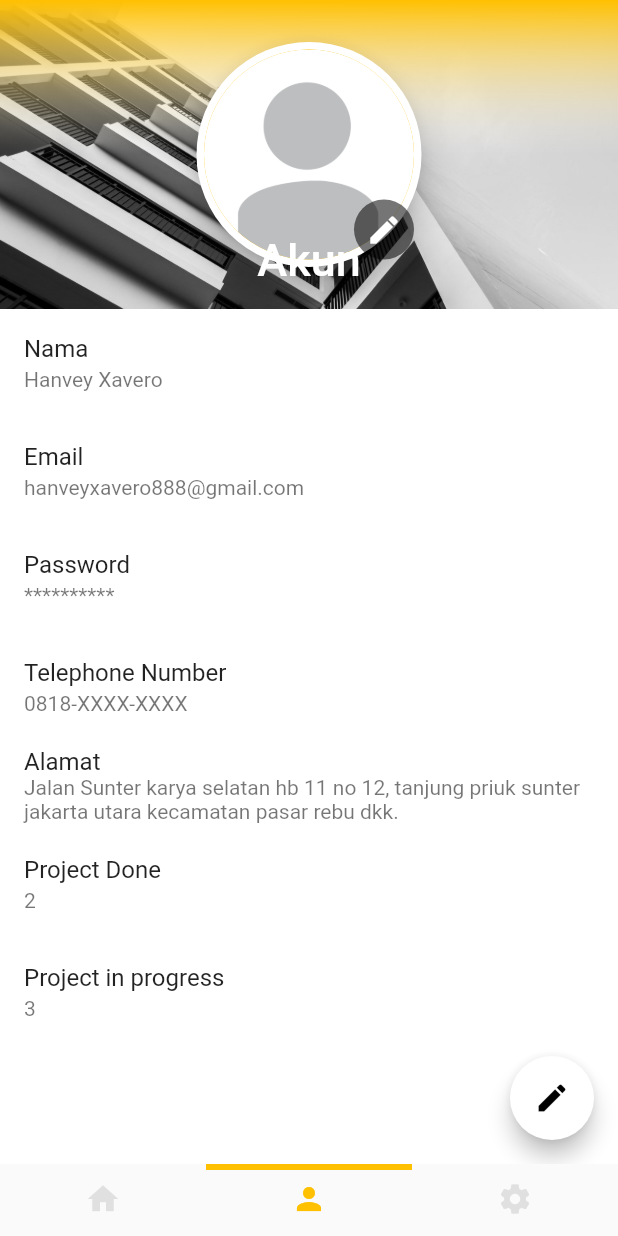
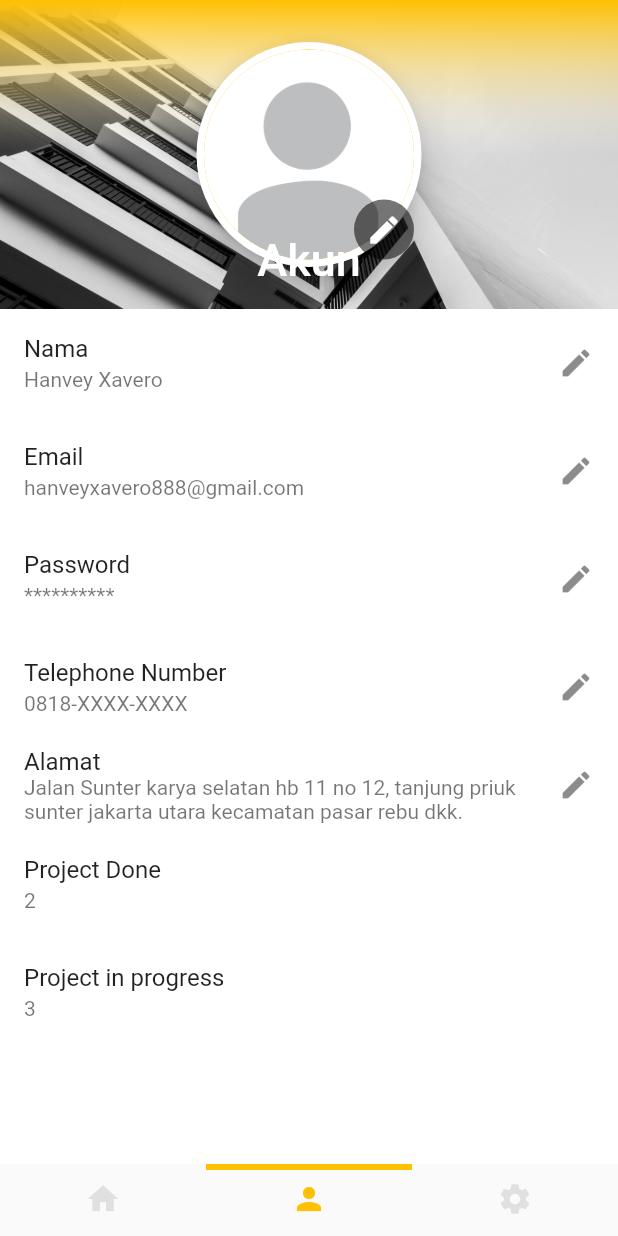
Before and after one commit to qisashasanudin/bangunin_id, a Flutter app: the screen it shows once a user with an empty profile is signed in, item 2 of the bottom bar chosen, after a tap on the "edit" icon, on a phone screen of 412 x 824 dp. Run offline on Flutter 3.47's test engine with Material 2 defaults, Android fonts, the phone set to English and light mode, and no system bars; our stand-ins replace cloud_firestore, firebase_auth, flutter_spinkit; accounts and stored records are empty.

Commit message:
modified home UI (WIP)

```diff
--- a/lib/screens/mainmenu/tab_account.dart
+++ b/lib/screens/mainmenu/tab_account.dart
@@ -34,7 +34,6 @@ class Account extends StatelessWidget {
                 //Sliver-sliver lain ditulis di sini
               ],
             ),
-            floatingActionButton: editUserData(context),
           );
         },
       ),
@@ -123,23 +122,33 @@ class Account extends StatelessWidget {
       ListTile(
         title: Text('Nama'),
         subtitle: Text('Hanvey Xavero'),
+        trailing: Icon(Icons.edit),
+        onTap: () {},
       ),
       ListTile(
         title: Text('Email'),
         subtitle: Text('hanveyxavero888@gmail.com'),
+        trailing: Icon(Icons.edit),
+        onTap: () {},
       ),
       ListTile(
         title: Text('Password'),
         subtitle: Text('**********'),
+        trailing: Icon(Icons.edit),
+        onTap: () {},
       ),
       ListTile(
         title: Text('Telephone Number'),
         subtitle: Text('0818-XXXX-XXXX'),
+        trailing: Icon(Icons.edit),
+        onTap: () {},
       ),
       ListTile(
         title: Text('Alamat'),
         subtitle: Text(
             'Jalan Sunter karya selatan hb 11 no 12, tanjung priuk sunter jakarta utara kecamatan pasar rebu dkk.'),
+        trailing: Icon(Icons.edit),
+        onTap: () {},
       ),
       ListTile(
         title: Text('Project Done'),
@@ -151,11 +160,4 @@ class Account extends StatelessWidget {
       ),
     ]);
   }
-
-  FloatingActionButton editUserData(context) {
-    return FloatingActionButton(
-      onPressed: () {},
-      child: Icon(Icons.edit),
-    );
-  }
 }
--- a/lib/screens/mainmenu/tab_home.dart
+++ b/lib/screens/mainmenu/tab_home.dart
@@ -15,14 +15,20 @@ class Home extends StatelessWidget {
     return AnnotatedRegion<SystemUiOverlayStyle>(
       value: transparentAppbarAndNavbar()
           .copyWith(statusBarIconBrightness: Brightness.light),
-      child: Scaffold(
+      child: Stack(
+        alignment: Alignment.center,
+        clipBehavior: Clip.none,
+        children: [
+          Scaffold(
             backgroundColor: AppColors().accent1,
             body: CustomScrollView(
-
+              physics: BouncingScrollPhysics(),
               slivers: [
-            SliverPersistentHeader(
-              delegate: HomeAppBar(expandedHeight: screenHeight / 3),
+                SliverAppBar(
+                  stretch: true,
                   pinned: true,
+                  expandedHeight: screenHeight / 4,
+                  flexibleSpace: homeAppBar(),
                 ),
                 SliverToBoxAdapter(
                   child: SizedBox(height: 60.0),
@@ -38,63 +44,68 @@ class Home extends StatelessWidget {
                 )
               ],
             ),
-        floatingActionButton: createProjectButton(userID), // hanya untuk mandor
-        floatingActionButtonLocation: FloatingActionButtonLocation.centerFloat,
+            floatingActionButton:
+                createProjectButton(userID), // hanya untuk mandor
+            floatingActionButtonLocation:
+                FloatingActionButtonLocation.centerFloat,
+          ),
+          Positioned(
+            top: screenHeight / 5,
+            child: Stack(
+              alignment: Alignment.center,
+              children: [
+                Card(
+                  elevation: 10,
+                  shape: CircleBorder(),
+                  child: Padding(
+                    padding: const EdgeInsets.all(5.0),
+                    child: CircleAvatar(
+                      radius: 70,
+                      backgroundColor: AppColors().primary,
+                      backgroundImage:
+                          AssetImage('assets/img/profile_pic_default.jpg'),
+                    ),
+                  ),
+                ),
+              ],
+            ),
+          ),
+        ],
       ),
     );
   }
 }
 
-class HomeAppBar extends SliverPersistentHeaderDelegate {
-  final double expandedHeight;
-
-  HomeAppBar({@required this.expandedHeight});
-
-  @override
-  double get maxExtent => expandedHeight;
-  double get minExtent => kToolbarHeight;
-  bool shouldRebuild(SliverPersistentHeaderDelegate oldDelegate) => true;
-
-  Widget build(
-      BuildContext context, double shrinkOffset, bool overlapsContent) {
-    return Stack(
+FlexibleSpaceBar homeAppBar() {
+  return FlexibleSpaceBar(
+    background: Container(
+      child: Stack(
         alignment: Alignment.center,
         fit: StackFit.expand,
-      clipBehavior: Clip.none,
         children: [
-        bgroundColor(context, shrinkOffset),
-        coverPicture(shrinkOffset),
-        coverPictureGradient(context, shrinkOffset),
-        pageTitle(shrinkOffset),
-        profilePicture(shrinkOffset),
+          coverPicture(),
+          coverPictureGradient(),
+        ],
+      ),
+    ),
+    centerTitle: true,
+    title: Text('Beranda'),
+    stretchModes: [
+      StretchMode.zoomBackground,
+      StretchMode.fadeTitle,
     ],
   );
 }
 
-  Container bgroundColor(BuildContext context, double shrinkOffset) {
-    return Container(
-      width: double.infinity,
-      height: shrinkOffset,
-      decoration: BoxDecoration(
-        color: AppColors().primary,
-      ),
+Image coverPicture() {
+  return Image.asset(
+    'assets/img/home_bg_default2.jpg',
+    fit: BoxFit.cover,
   );
 }
 
-  Opacity coverPicture(double shrinkOffset) {
-    return Opacity(
-      opacity: (1 - shrinkOffset / expandedHeight),
-      child: Image.asset(
-        'assets/img/home_bg_default1.jpg',
-        fit: BoxFit.cover,
-      ),
-    );
-  }
-
-  Opacity coverPictureGradient(BuildContext context, double shrinkOffset) {
-    return Opacity(
-      opacity: (1 - shrinkOffset / expandedHeight),
-      child: Container(
+Container coverPictureGradient() {
+  return Container(
     width: double.infinity,
     decoration: BoxDecoration(
       gradient: LinearGradient(
@@ -107,48 +118,31 @@ class HomeAppBar extends SliverPersistentHeaderDelegate {
         stops: [0.0, 0.5],
       ),
     ),
-      ),
   );
 }
 
-  Positioned pageTitle(double shrinkOffset) {
-    return Positioned(
-      top: 30,
-      child: Opacity(
-        opacity: shrinkOffset / expandedHeight,
-        child: Text(
-          "Beranda",
-          style: TextStyle(
-            color: AppColors().accent1,
-            fontWeight: FontWeight.w700,
-            fontSize: 20,
-          ),
-        ),
-      ),
-    );
-  }
-
-  Positioned profilePicture(double shrinkOffset) {
-    return Positioned(
-      top: expandedHeight - 100 - shrinkOffset,
-      child: Opacity(
-        opacity: (1 - shrinkOffset / expandedHeight),
-        child: Card(
-          elevation: 10,
-          shape: CircleBorder(),
-          child: Padding(
-            padding: const EdgeInsets.all(5.0),
-            child: CircleAvatar(
-              radius: 70,
-              backgroundColor: AppColors().primary,
-              backgroundImage: AssetImage('assets/img/profile_pic_default.jpg'),
-            ),
-          ),
-        ),
-      ),
-    );
-  }
-}
+// Positioned profilePicture() {
+//   return Positioned(
+//     top: screenHeight / 3,
+//     child: Stack(
+//       alignment: Alignment.center,
+//       children: [
+//         Card(
+//           elevation: 10,
+//           shape: CircleBorder(),
+//           child: Padding(
+//             padding: const EdgeInsets.all(5.0),
+//             child: CircleAvatar(
+//               radius: 70,
+//               backgroundColor: AppColors().primary,
+//               backgroundImage: AssetImage('assets/img/profile_pic_default.jpg'),
+//             ),
+//           ),
+//         ),
+//       ],
+//     ),
+//   );
+// }
 
 StreamBuilder userInfo(String userID) {
   return StreamBuilder(
```
Also changed, not shown: lib/screens/mainmenu/tab_home copy.dart (added, +229 -0 lines). Lines whose indentation alone changed are shown as unchanged.
